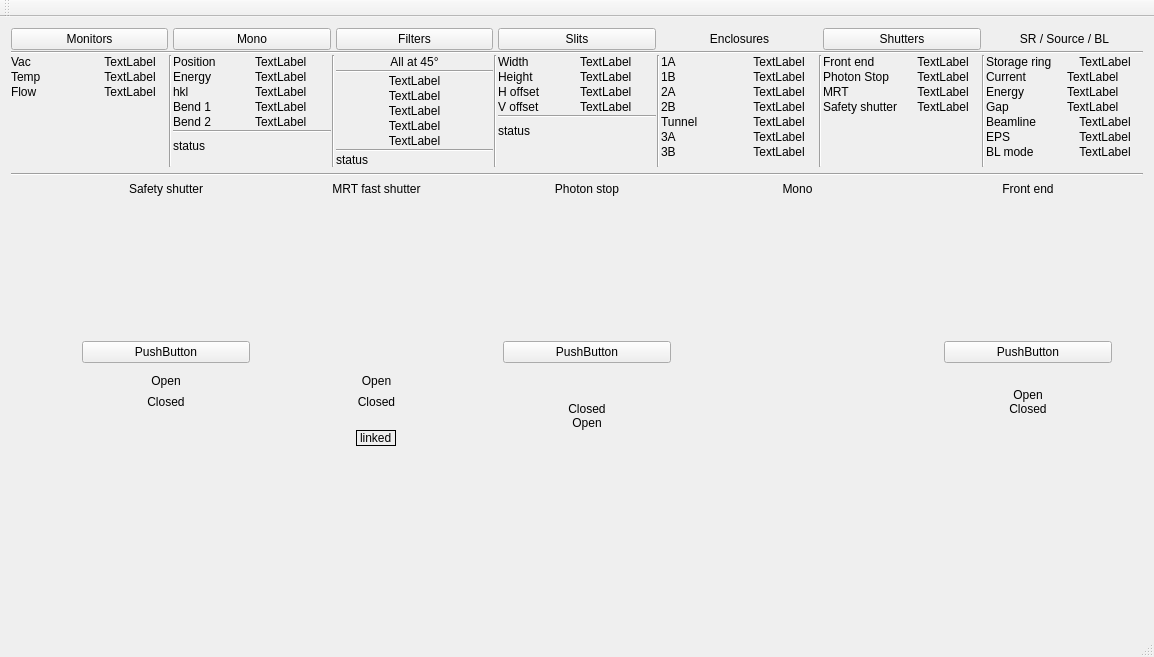
This is qimbl/qimbl.ui in MatthewJCameron/imbl as Qt 5 draws it before an edit. The edited form follows.
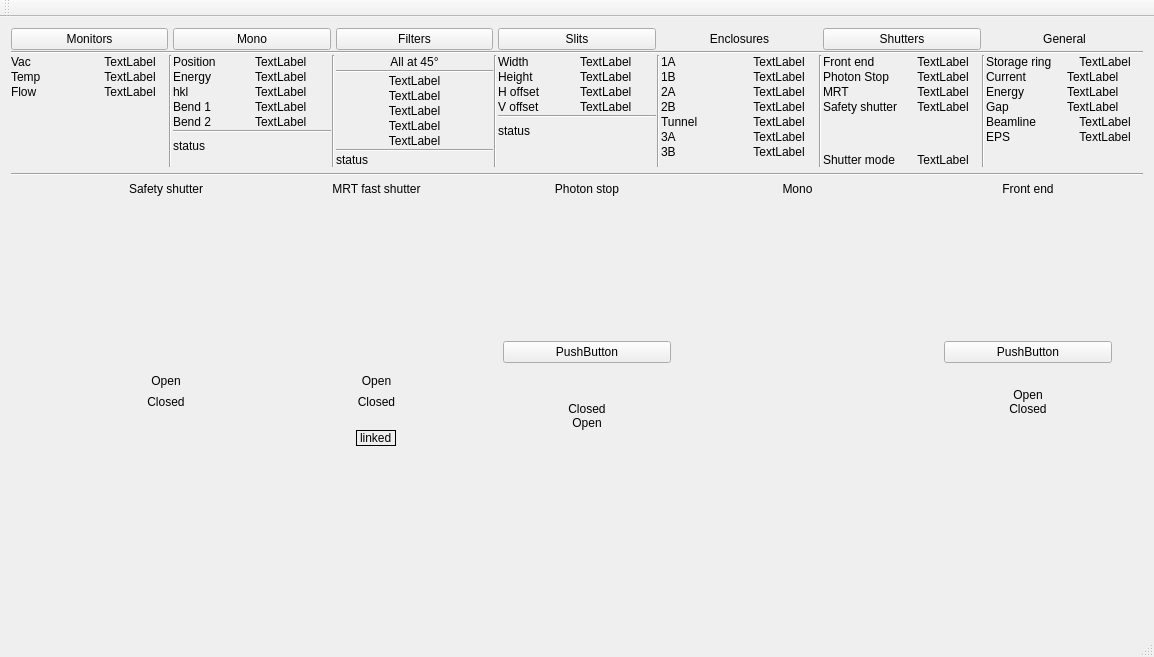
This is the edited form. Icons and pictures are not drawn. Custom widgets are drawn as their Qt base class.

What changed in the file:
```diff
--- a/qimbl/qimbl.ui
+++ b/qimbl/qimbl.ui
@@ -357,6 +357,23 @@
            </property>
           </widget>
          </item>
+         <item row="5" column="0">
+          <widget class="QLabel" name="label_23">
+           <property name="text">
+            <string>Shutter mode</string>
+           </property>
+          </widget>
+         </item>
+         <item row="5" column="1">
+          <widget class="QLabel" name="blMode">
+           <property name="text">
+            <string>TextLabel</string>
+           </property>
+           <property name="alignment">
+            <set>Qt::AlignCenter</set>
+           </property>
+          </widget>
+         </item>
         </layout>
        </item>
        <item row="0" column="0">
@@ -429,7 +446,7 @@
        <item row="0" column="12">
         <widget class="QPushButton" name="pushButton">
          <property name="text">
-          <string>SR / Source / BL</string>
+          <string>General</string>
          </property>
          <property name="flat">
           <bool>true</bool>
@@ -558,23 +575,6 @@
            </property>
           </widget>
          </item>
-         <item row="6" column="0">
-          <widget class="QLabel" name="label_23">
-           <property name="text">
-            <string>BL mode</string>
-           </property>
-          </widget>
-         </item>
-         <item row="6" column="1">
-          <widget class="QLabel" name="blMode">
-           <property name="text">
-            <string>TextLabel</string>
-           </property>
-           <property name="alignment">
-            <set>Qt::AlignCenter</set>
-           </property>
-          </widget>
-         </item>
          <item row="1" column="1">
           <widget class="QLabel" name="rfcurrent">
            <property name="text">
@@ -1437,58 +1437,6 @@
         <item row="1" column="5">
          <widget class="MrtShutterGui" name="shmrt" native="true"/>
         </item>
-        <item row="1" column="7">
-         <widget class="QWidget" name="psControl" native="true">
-          <layout class="QVBoxLayout" name="verticalLayout_5">
-           <item>
-            <spacer name="verticalSpacer_9">
-             <property name="orientation">
-              <enum>Qt::Vertical</enum>
-             </property>
-             <property name="sizeHint" stdset="0">
-              <size>
-               <width>20</width>
-               <height>40</height>
-              </size>
-             </property>
-            </spacer>
-           </item>
-           <item>
-            <widget class="QPushButton" name="sh1AControl2">
-             <property name="text">
-              <string>PushButton</string>
-             </property>
-            </widget>
-           </item>
-          </layout>
-         </widget>
-        </item>
-        <item row="1" column="3">
-         <widget class="QWidget" name="ssControl" native="true">
-          <layout class="QVBoxLayout" name="verticalLayout_7">
-           <item>
-            <spacer name="verticalSpacer_11">
-             <property name="orientation">
-              <enum>Qt::Vertical</enum>
-             </property>
-             <property name="sizeHint" stdset="0">
-              <size>
-               <width>20</width>
-               <height>40</height>
-              </size>
-             </property>
-            </spacer>
-           </item>
-           <item>
-            <widget class="QPushButton" name="sh1AControl1">
-             <property name="text">
-              <string>PushButton</string>
-             </property>
-            </widget>
-           </item>
-          </layout>
-         </widget>
-        </item>
         <item row="6" column="7">
          <widget class="LinkedRight" name="linkedRight" native="true"/>
         </item>
@@ -1526,6 +1474,52 @@
         <item row="6" column="3">
          <widget class="LinkedLeft" name="linkedLeft" native="true"/>
         </item>
+        <item row="1" column="7">
+         <layout class="QHBoxLayout" name="psShutterControlPlacer">
+          <property name="spacing">
+           <number>0</number>
+          </property>
+          <property name="margin">
+           <number>0</number>
+          </property>
+          <item>
+           <widget class="QWidget" name="sh1AControlWidget" native="true">
+            <layout class="QVBoxLayout" name="verticalLayout_5">
+             <item>
+              <spacer name="verticalSpacer_9">
+               <property name="orientation">
+                <enum>Qt::Vertical</enum>
+               </property>
+               <property name="sizeHint" stdset="0">
+                <size>
+                 <width>20</width>
+                 <height>40</height>
+                </size>
+               </property>
+              </spacer>
+             </item>
+             <item>
+              <widget class="QPushButton" name="sh1AControl">
+               <property name="text">
+                <string>PushButton</string>
+               </property>
+              </widget>
+             </item>
+            </layout>
+           </widget>
+          </item>
+         </layout>
+        </item>
+        <item row="1" column="3">
+         <layout class="QHBoxLayout" name="ssShutterControlPlacer">
+          <property name="spacing">
+           <number>0</number>
+          </property>
+          <property name="margin">
+           <number>0</number>
+          </property>
+         </layout>
+        </item>
        </layout>
       </widget>
      </widget>
```
Left out of the diff: 10 changed lines with no effect on the pictures.
